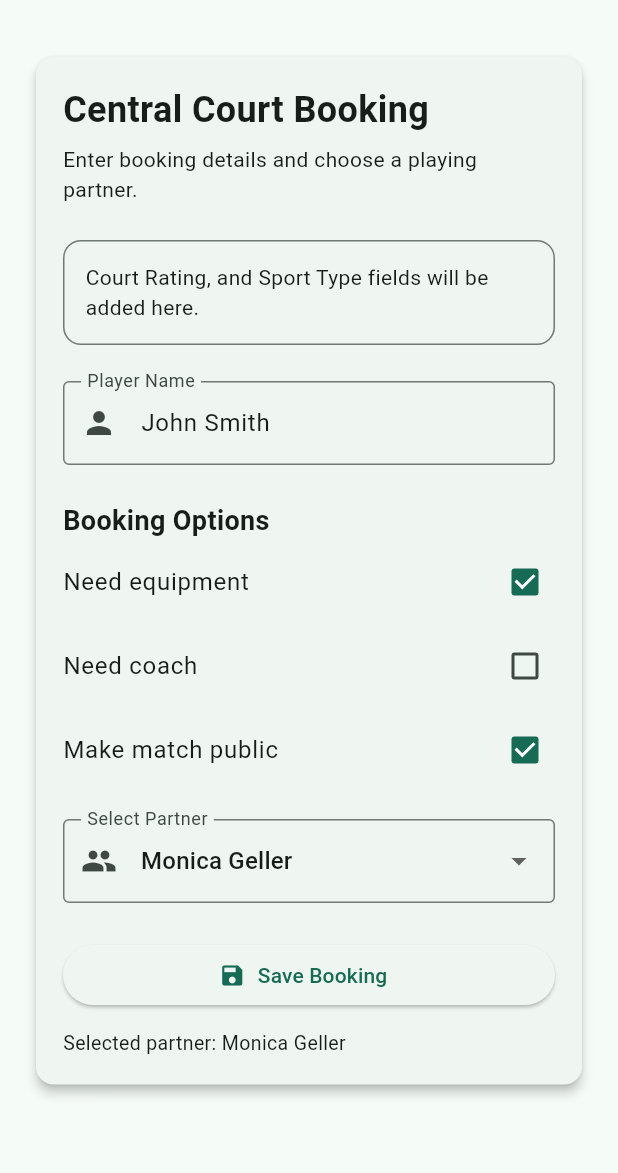
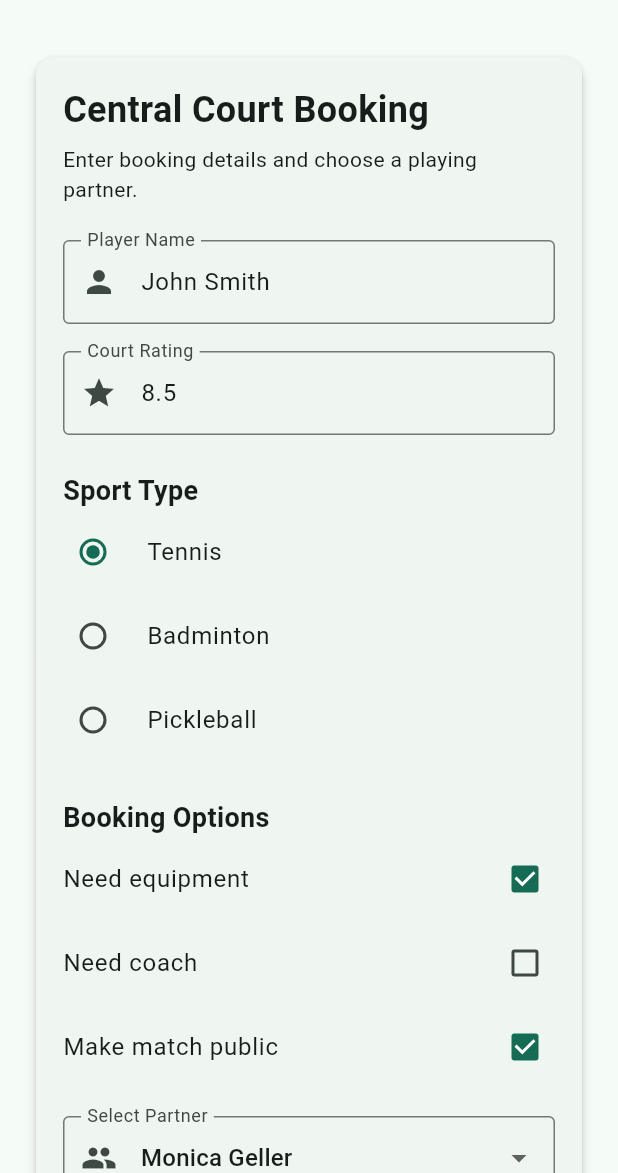
Before and after one commit to allurkarsneha/court-booking-form, a Flutter app: the screen it shows after launch, on a phone screen of 412 x 824 dp, the part 63-1236 px from its top. Run offline on Flutter 3.47's test engine with Material 3 defaults, Android fonts, the phone set to English and light mode, and no system bars.

Commit message:
Complete court booking form inputs

```diff
--- a/lib/court_booking_form.dart
+++ b/lib/court_booking_form.dart
@@ -7,7 +7,11 @@ class AppUser {
   final String firstName;
   final String lastName;
 
-  AppUser({required this.id, required this.firstName, required this.lastName});
+  AppUser({
+    required this.id,
+    required this.firstName,
+    required this.lastName,
+  });
 
   String get fullName => '$firstName $lastName';
 
@@ -34,6 +38,7 @@ class _CourtBookingFormState extends State<CourtBookingForm> {
 
   late TextEditingController _playerNameController;
   late TextEditingController _courtRatingController;
+
   late CourtType _selectedCourtType;
   late bool _needsEquipment;
   late bool _needsCoach;
@@ -52,6 +57,7 @@ class _CourtBookingFormState extends State<CourtBookingForm> {
       text: widget.initialValues['courtRating']?.toString() ?? '',
     );
 
+    _selectedCourtType = widget.initialValues['courtType'] as CourtType;
     _needsEquipment = widget.initialValues['needsEquipment'] as bool;
     _needsCoach = widget.initialValues['needsCoach'] as bool;
     _makePublic = widget.initialValues['makePublic'] as bool;
@@ -66,16 +72,42 @@ class _CourtBookingFormState extends State<CourtBookingForm> {
   }
 
   String? _validatePlayerName(String? value) {
-    if (value == null || value.trim().isEmpty) {
+    final playerName = value?.trim() ?? '';
+
+    if (playerName.isEmpty) {
       return 'Please enter a player name';
     }
 
-    if (value.trim().length < 5) {
+    if (playerName.length < 5) {
       return 'Minimum 5 characters required';
     }
 
-    if (value.trim().length > 20) {
+    if (playerName.length > 20) {
       return 'Maximum 20 characters allowed';
+    }
+
+    return null;
+  }
+
+  String? _validateCourtRating(String? value) {
+    final ratingText = value?.trim() ?? '';
+
+    if (ratingText.isEmpty) {
+      return 'Please enter court rating';
+    }
+
+    final rating = double.tryParse(ratingText);
+
+    if (rating == null) {
+      return 'Court rating must be a valid number';
+    }
+
+    if (rating <= 3.00) {
+      return 'Court rating must be above 3.00';
+    }
+
+    if (rating >= 10.00) {
+      return 'Court rating must be below 10.00';
     }
 
     return null;
@@ -89,6 +121,17 @@ class _CourtBookingFormState extends State<CourtBookingForm> {
     return null;
   }
 
+  String _courtTypeText(CourtType courtType) {
+    switch (courtType) {
+      case CourtType.tennis:
+        return 'Tennis';
+      case CourtType.badminton:
+        return 'Badminton';
+      case CourtType.pickleball:
+        return 'Pickleball';
+    }
+  }
+
   Map<String, dynamic> getBookingOptionsData() {
     return {
       'needsEquipment': _needsEquipment,
@@ -99,28 +142,34 @@ class _CourtBookingFormState extends State<CourtBookingForm> {
   }
 
   void _saveBooking() {
+    FocusScope.of(context).unfocus();
+
     if (!_formKey.currentState!.validate()) {
       return;
     }
 
     final Map<String, dynamic> bookingValues = {
       'playerName': _playerNameController.text.trim(),
-      'courtRating': widget.initialValues['courtRating'],
-      'courtType': widget.initialValues['courtType'],
+      'courtRating': double.parse(_courtRatingController.text.trim()),
+      'courtType': _selectedCourtType,
+      'courtTypeText': _courtTypeText(_selectedCourtType),
       ...getBookingOptionsData(),
     };
 
     debugPrint('Saved Court Booking:');
     debugPrint(bookingValues.toString());
 
-    ScaffoldMessenger.of(
-      context,
-    ).showSnackBar(const SnackBar(content: Text('Booking saved successfully')));
+    ScaffoldMessenger.of(context).showSnackBar(
+      const SnackBar(
+        content: Text('Booking saved successfully'),
+      ),
+    );
   }
 
   Widget _buildPlayerNameField() {
     return TextFormField(
       controller: _playerNameController,
+      textInputAction: TextInputAction.next,
       decoration: const InputDecoration(
         labelText: 'Player Name',
         hintText: 'Enter 5 to 20 characters',
@@ -128,6 +177,60 @@ class _CourtBookingFormState extends State<CourtBookingForm> {
         prefixIcon: Icon(Icons.person),
       ),
       validator: _validatePlayerName,
+    );
+  }
+
+  Widget _buildCourtRatingField() {
+    return TextFormField(
+      controller: _courtRatingController,
+      keyboardType: const TextInputType.numberWithOptions(decimal: true),
+      textInputAction: TextInputAction.done,
+      decoration: const InputDecoration(
+        labelText: 'Court Rating',
+        hintText: 'Enter value above 3.00 and below 10.00',
+        border: OutlineInputBorder(),
+        prefixIcon: Icon(Icons.star),
+      ),
+      validator: _validateCourtRating,
+    );
+  }
+
+  Widget _buildSportTypeSection() {
+    return Column(
+      crossAxisAlignment: CrossAxisAlignment.start,
+      children: [
+        const Text(
+          'Sport Type',
+          style: TextStyle(fontSize: 18, fontWeight: FontWeight.w600),
+        ),
+        RadioGroup<CourtType>(
+          groupValue: _selectedCourtType,
+          onChanged: (value) {
+            setState(() {
+              _selectedCourtType = value!;
+            });
+          },
+          child: Column(
+            children: [
+              RadioListTile<CourtType>(
+                title: const Text('Tennis'),
+                value: CourtType.tennis,
+                contentPadding: EdgeInsets.zero,
+              ),
+              RadioListTile<CourtType>(
+                title: const Text('Badminton'),
+                value: CourtType.badminton,
+                contentPadding: EdgeInsets.zero,
+              ),
+              RadioListTile<CourtType>(
+                title: const Text('Pickleball'),
+                value: CourtType.pickleball,
+                contentPadding: EdgeInsets.zero,
+              ),
+            ],
+          ),
+        ),
+      ],
     );
   }
 
@@ -139,7 +242,6 @@ class _CourtBookingFormState extends State<CourtBookingForm> {
           'Booking Options',
           style: TextStyle(fontSize: 18, fontWeight: FontWeight.w600),
         ),
-
         CheckboxListTile(
           title: const Text('Need equipment'),
           value: _needsEquipment,
@@ -150,7 +252,6 @@ class _CourtBookingFormState extends State<CourtBookingForm> {
             });
           },
         ),
-
         CheckboxListTile(
           title: const Text('Need coach'),
           value: _needsCoach,
@@ -161,7 +262,6 @@ class _CourtBookingFormState extends State<CourtBookingForm> {
             });
           },
         ),
-
         CheckboxListTile(
           title: const Text('Make match public'),
           value: _makePublic,
@@ -199,18 +299,6 @@ class _CourtBookingFormState extends State<CourtBookingForm> {
     );
   }
 
-  Widget _buildPlaceholder(String text) {
-    return Container(
-      width: double.infinity,
-      padding: const EdgeInsets.all(14),
-      decoration: BoxDecoration(
-        border: Border.all(color: Theme.of(context).colorScheme.outline),
-        borderRadius: BorderRadius.circular(12),
-      ),
-      child: Text(text, style: const TextStyle(fontSize: 14)),
-    );
-  }
-
   @override
   Widget build(BuildContext context) {
     return Scaffold(
@@ -218,8 +306,14 @@ class _CourtBookingFormState extends State<CourtBookingForm> {
         title: const Text('Court Booking Form'),
         centerTitle: true,
       ),
-      body: SafeArea(
+      body: GestureDetector(
+        behavior: HitTestBehavior.translucent,
+        onTap: () {
+          FocusScope.of(context).unfocus();
+        },
+        child: SafeArea(
           child: SingleChildScrollView(
+            keyboardDismissBehavior: ScrollViewKeyboardDismissBehavior.onDrag,
             padding: const EdgeInsets.all(20),
             child: Card(
               elevation: 3,
@@ -247,13 +341,15 @@ class _CourtBookingFormState extends State<CourtBookingForm> {
 
                       const SizedBox(height: 24),
 
-                    _buildPlaceholder(
-                      'Court Rating, and Sport Type fields will be added here.',
-                    ),
+                      _buildPlayerNameField(),
+
+                      const SizedBox(height: 18),
+
+                      _buildCourtRatingField(),
 
                       const SizedBox(height: 24),
 
-                    _buildPlayerNameField(),
+                      _buildSportTypeSection(),
 
                       const SizedBox(height: 24),
 
@@ -277,6 +373,11 @@ class _CourtBookingFormState extends State<CourtBookingForm> {
                       const SizedBox(height: 12),
 
                       Text(
+                        'Selected sport: ${_courtTypeText(_selectedCourtType)}',
+                        style: const TextStyle(fontSize: 13),
+                      ),
+
+                      Text(
                         'Selected partner: ${_selectedPartner?.fullName ?? 'None'}',
                         style: const TextStyle(fontSize: 13),
                       ),
@@ -287,6 +388,7 @@ class _CourtBookingFormState extends State<CourtBookingForm> {
             ),
           ),
         ),
+      ),
     );
   }
 }
--- a/lib/main.dart
+++ b/lib/main.dart
@@ -40,7 +40,10 @@ class MyApp extends StatelessWidget {
         colorScheme: ColorScheme.fromSeed(seedColor: const Color(0xFF1B5E4B)),
         useMaterial3: true,
       ),
-      home: CourtBookingForm(users: users, initialValues: initialBookingValues),
+      home: CourtBookingForm(
+        users: users,
+        initialValues: initialBookingValues,
+      ),
     );
   }
 }
```
Lines whose indentation alone changed are shown as unchanged.
